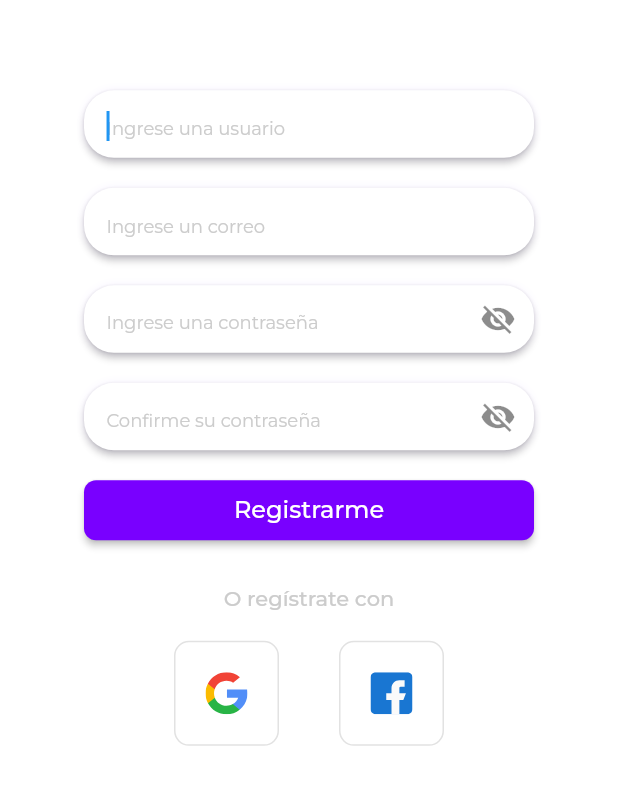
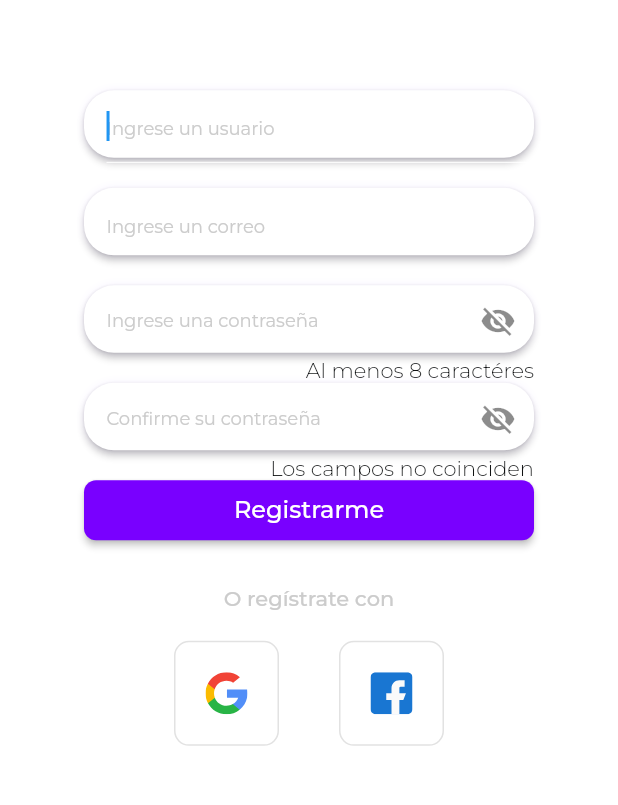
Before and after one commit to alethiaimperia/aryy, a Flutter app: the RegistrarseWidget screen opened by its route, on a phone screen of 412 x 824 dp, the part 263-1068 px from its top. Run offline on Flutter 3.47's test engine with Material 2 defaults, Android fonts, the phone set to English and light mode, and no system bars; drawn by our look-alikes of auto_size_text; our stand-ins replace curved_navigation_bar, easy_debounce, equatable, flutter_rating_bar, flutter_svg, font_awesome_flutter and 9 more; missing offline and left inert: json_path; accounts and stored records are empty; statements that could not run were skipped.

Commit message:
Input text por flutter componentes

```diff
--- /dev/null
+++ b/lib/registrarse/componentes/input_password_widget.dart
@@ -0,0 +1,46 @@
+import './input_widget.dart';
+import '../../flutter_flow/flutter_flow_theme.dart';
+import 'package:flutter/material.dart';
+
+class InputPasswordWidget extends StatefulWidget {
+  const InputPasswordWidget(
+      {super.key,
+      this.textController,
+      required this.hintText,
+      required this.hintLabelText});
+
+  final TextEditingController? textController;
+  final String hintText;
+  final String hintLabelText;
+
+  @override
+  State<InputPasswordWidget> createState() => _InputPasswordWidgetState();
+}
+
+class _InputPasswordWidgetState extends State<InputPasswordWidget> {
+  bool isVisible = false;
+  @override
+  Widget build(BuildContext context) {
+    return InputWidget(
+      hintText: widget.hintText,
+      inputTextType: TextInputType.visiblePassword,
+      appendComponent: Row(
+        crossAxisAlignment: CrossAxisAlignment.end,
+        mainAxisAlignment: MainAxisAlignment.end,
+        children: [
+          Padding(
+            padding: const EdgeInsetsDirectional.fromSTEB(0, 0, 0, 0),
+            child: Text(
+              widget.hintLabelText,
+              style: FlutterFlowTheme.of(context).bodyText1.override(
+                    fontFamily: 'Montserrat',
+                    color: FlutterFlowTheme.of(context).primaryText,
+                    fontWeight: FontWeight.w300,
+                  ),
+            ),
+          ),
+        ],
+      ),
+    );
+  }
+}
--- /dev/null
+++ b/lib/registrarse/componentes/input_text_widget.dart
@@ -0,0 +1,24 @@
+import './input_widget.dart';
+import 'package:flutter/material.dart';
+
+class InputTextWidget extends StatefulWidget {
+  const InputTextWidget({super.key, required this.hintText});
+  final String hintText;
+
+  @override
+  State<InputTextWidget> createState() => _InputTextWidgetState();
+}
+
+class _InputTextWidgetState extends State<InputTextWidget> {
+  bool isVisible = false;
+  bool isPasswordLongEnough = false;
+  bool isPasswordEqual = false;
+  @override
+  Widget build(BuildContext context) {
+    return InputWidget(
+      hintText: widget.hintText,
+      inputTextType: TextInputType.name,
+      appendComponent: Text(''),
+    );
+  }
+}
--- a/lib/registrarse/componentes/input_widget.dart
+++ b/lib/registrarse/componentes/input_widget.dart
@@ -1,24 +1,27 @@
 import '../../flutter_flow/flutter_flow_theme.dart';
 import 'package:flutter/material.dart';
 
-enum InputType { text, password }
-
 class InputWidget extends StatefulWidget {
-  const InputWidget(
-      {super.key,
+  const InputWidget({
+    super.key,
     this.textController,
     required this.hintText,
-      required this.inputType});
+    required this.inputTextType,
+    required this.appendComponent,
+  });
 
   final TextEditingController? textController;
+  final TextInputType inputTextType;
   final String hintText;
-  final InputType inputType;
+  final Widget appendComponent;
 
   @override
   State<InputWidget> createState() => _InputWidgetState();
 }
 
 class _InputWidgetState extends State<InputWidget> {
+  late final Widget appendComponent;
+
   bool isVisible = false;
   @override
   Widget build(BuildContext context) {
@@ -45,15 +48,19 @@ class _InputWidgetState extends State<InputWidget> {
             borderRadius: BorderRadius.circular(20),
           ),
           child: Padding(
-            padding: EdgeInsetsDirectional.fromSTEB(15, 0, 0, 0),
-            child: TextFormField(
+            padding: const EdgeInsetsDirectional.fromSTEB(15, 0, 0, 0),
+            child: Wrap(children: [
+              TextFormField(
                 controller: widget.textController,
                 obscureText:
-                  widget.inputType == InputType.password ? !isVisible : false,
+                    widget.inputTextType == TextInputType.visiblePassword
+                        ? !isVisible
+                        : false,
                 autofocus: true,
                 decoration: InputDecoration(
                   // Utilizar inherence later here !
-                suffixIcon: widget.inputType == InputType.password
+                  suffixIcon:
+                      widget.inputTextType == TextInputType.visiblePassword
                           ? IconButton(
                               onPressed: () {
                                 setState(() {
@@ -82,12 +89,12 @@ class _InputWidgetState extends State<InputWidget> {
                       topRight: Radius.circular(4.0),
                     ),
                   ),
-                focusedBorder: const UnderlineInputBorder(
+                  focusedBorder: UnderlineInputBorder(
                     borderSide: BorderSide(
-                    color: Color(0x00000000),
-                    width: 1,
+                      color: FlutterFlowTheme.of(context).secondaryBackground,
+                      width: 0,
                     ),
-                  borderRadius: BorderRadius.only(
+                    borderRadius: const BorderRadius.only(
                       topLeft: Radius.circular(4.0),
                       topRight: Radius.circular(4.0),
                     ),
@@ -118,10 +125,10 @@ class _InputWidgetState extends State<InputWidget> {
                       fontSize: 16,
                       fontWeight: FontWeight.normal,
                     ),
-              keyboardType: widget.inputType == InputType.password
-                  ? TextInputType.visiblePassword
-                  : TextInputType.name,
+                keyboardType: widget.inputTextType,
               ),
+              widget.appendComponent,
+            ]),
           ),
         ),
       ),
--- a/lib/registrarse/registrarse_widget.dart
+++ b/lib/registrarse/registrarse_widget.dart
@@ -1,3 +1,5 @@
+import './componentes/input_password_widget.dart';
+import './componentes/input_text_widget.dart';
 import './componentes/input_widget.dart';
 import '../styles/my_icons.dart';
 import '../flutter_flow/flutter_flow_theme.dart';
@@ -91,7 +93,7 @@ class _RegistrarseWidgetState extends State<RegistrarseWidget> {
                   ),
                 ),
                 Padding(
-                  padding: EdgeInsetsDirectional.fromSTEB(22, 40, 22, 0),
+                  padding: const EdgeInsetsDirectional.fromSTEB(22, 40, 22, 0),
                   child: Row(
                     mainAxisSize: MainAxisSize.max,
                     mainAxisAlignment: MainAxisAlignment.center,
@@ -99,18 +101,16 @@ class _RegistrarseWidgetState extends State<RegistrarseWidget> {
                       Column(
                         mainAxisSize: MainAxisSize.max,
                         children: const [
-                          InputWidget(
-                              hintText: 'Ingrese una usuario',
-                              inputType: InputType.text),
-                          InputWidget(
-                              hintText: 'Ingrese un correo',
-                              inputType: InputType.text),
-                          InputWidget(
-                              hintText: 'Ingrese una contraseña',
-                              inputType: InputType.password),
-                          InputWidget(
-                              hintText: 'Confirme su contraseña',
-                              inputType: InputType.password),
+                          InputTextWidget(hintText: 'Ingrese un usuario'),
+                          InputTextWidget(hintText: 'Ingrese un correo'),
+                          InputPasswordWidget(
+                            hintText: 'Ingrese una contraseña',
+                            hintLabelText: 'Al menos 8 caractéres',
+                          ),
+                          InputPasswordWidget(
+                            hintText: 'Confirme su contraseña',
+                            hintLabelText: 'Los campos no coinciden',
+                          )
                         ],
                       ),
                     ],
```
Lines whose indentation alone changed are shown as unchanged.
